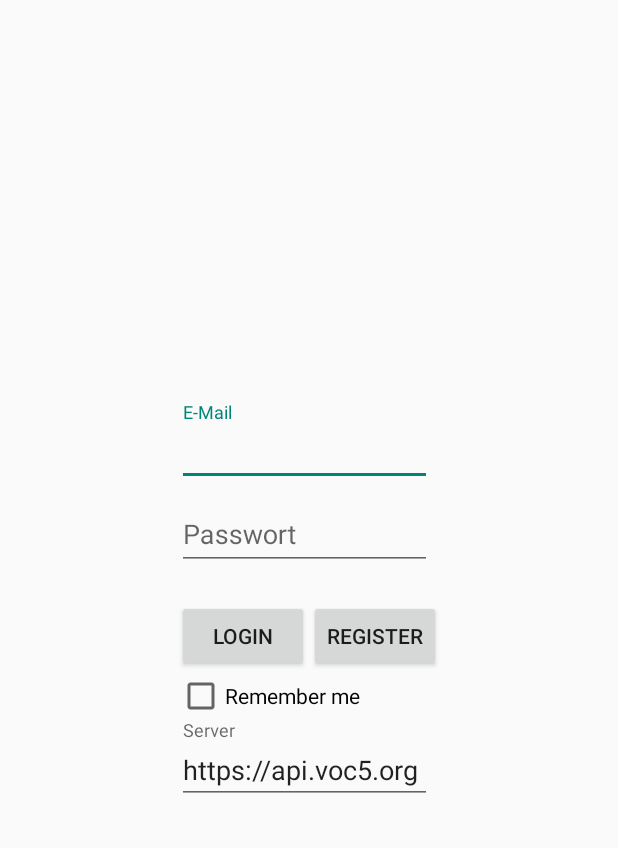
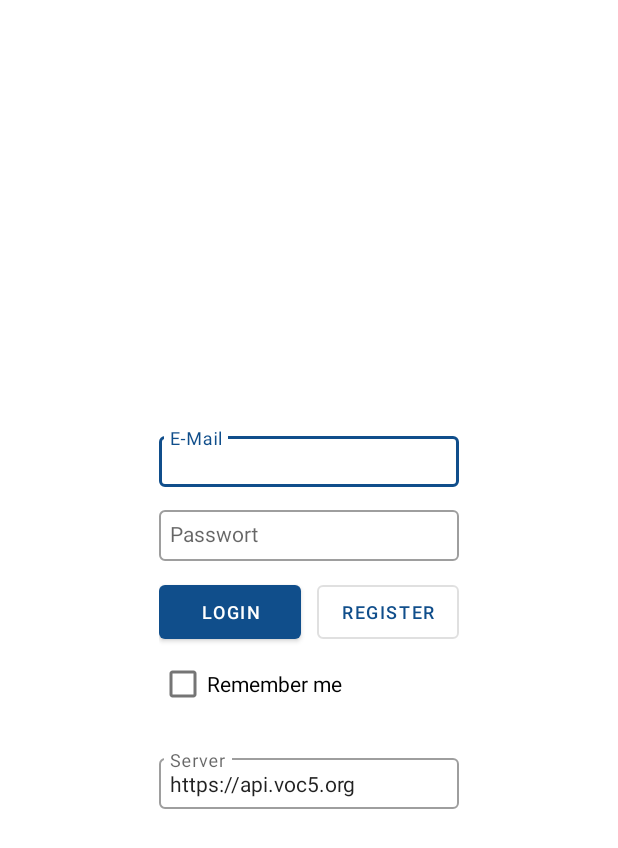
Before and after one commit to L3MON4D3/voc5, an Android app: the screen it shows after launch (LoginActivity), on a phone screen of 412 x 824 dp. Shown: the top 848 px of the screen. Run offline under Robolectric (Android 15) with nearby library versions, the phone set to English and light mode, and no system bars.

Commit message:
Final Layout for login & gallery.

```diff
--- a/Java/app/src/main/res/layout/login.xml
+++ b/Java/app/src/main/res/layout/login.xml
@@ -7,40 +7,46 @@
     android:layout_height="match_parent" >
 
     <LinearLayout
-        android:layout_width="wrap_content"
+        android:layout_width="200dp"
         android:layout_height="wrap_content"
         android:orientation="vertical"
+        android:gravity="left"
         app:layout_constraintStart_toStartOf="parent"
         app:layout_constraintEnd_toEndOf="parent"
         app:layout_constraintTop_toTopOf="parent"
         app:layout_constraintBottom_toBottomOf="parent" >
 
         <com.google.android.material.textfield.TextInputLayout
-            android:layout_width="wrap_content"
+            style="@style/voc5TextInput"
+            android:layout_width="match_parent"
             android:layout_height="wrap_content"
-            android:hint="@string/log_emailHint" >
+            android:hint="@string/log_emailHint"
+            android:layout_marginBottom="10dp" >
 
-            <EditText
+            <com.google.android.material.textfield.TextInputEditText
+                style="@style/voc5TextInput.EditText"
                 android:id="@+id/usr_et"
                 android:maxLines="1"
                 android:inputType="text"
-                android:layout_width="170dp"
+                android:layout_width="match_parent"
                 android:layout_height="wrap_content" />
 
         </com.google.android.material.textfield.TextInputLayout>
 
         <com.google.android.material.textfield.TextInputLayout
-            android:layout_width="wrap_content"
+            style="@style/voc5TextInput"
+            android:layout_width="match_parent"
             android:layout_height="wrap_content"
             android:hint="@string/log_passwordHint"
-            android:layout_marginBottom="20dp">
+            android:layout_marginBottom="10dp">
             <!--Add margin so that Keyboard doesnt move EditTexts.-->
 
-            <EditText
+            <com.google.android.material.textfield.TextInputEditText
+                style="@style/voc5TextInput.EditText"
                 android:id="@+id/pwd_et"
                 android:maxLines="1"
                 android:inputType="text"
-                android:layout_width="170dp"
+                android:layout_width="match_parent"
                 android:layout_height="wrap_content" />
 
         </com.google.android.material.textfield.TextInputLayout>
@@ -49,20 +55,24 @@
             android:orientation="horizontal"
             android:layout_gravity="center"
             android:layout_height="wrap_content"
-            android:layout_width="wrap_content" >
+            android:layout_width="match_parent" >
 
             <Button
+                style="@style/voc5Button"
                 android:id="@+id/login_btn"
-                android:layout_width="wrap_content"
+                android:layout_width="0dp"
+                android:layout_weight="1"
                 android:layout_height="wrap_content"
-                android:text="@string/log_loginBtn"
-                android:layout_gravity="center" />
+                android:layout_marginRight="5dp"
+                android:text="@string/log_loginBtn" />
             <Button
+                style="@style/voc5Button.loginRegister"
                 android:id="@+id/register_btn"
-                android:layout_width="wrap_content"
+                android:layout_width="0dp"
+                android:layout_weight="1"
                 android:layout_height="wrap_content"
-                android:text="@string/log_registerBtn"
-                android:layout_gravity="center" />
+                android:layout_marginLeft="5dp"
+                android:text="@string/log_registerBtn" />
         </LinearLayout>
 
         <CheckBox
@@ -72,14 +82,16 @@
             android:text="@string/log_rememberMe" />
 
         <com.google.android.material.textfield.TextInputLayout
-            android:layout_width="wrap_content"
+            style="@style/voc5TextInput"
+            android:layout_width="match_parent"
             android:layout_height="wrap_content"
             android:hint="@string/log_serverHint"
-            android:layout_marginBottom="20dp">
+            android:layout_marginTop="20dp">
 
-            <EditText
+            <com.google.android.material.textfield.TextInputEditText
+                style="@style/voc5TextInput.EditText"
                 android:id="@+id/server_et"
-                android:layout_width="170dp"
+                android:layout_width="match_parent"
                 android:layout_height="wrap_content"
                 android:text="@string/log_serverText" />
 
--- a/Java/app/src/main/res/values/colors.xml
+++ b/Java/app/src/main/res/values/colors.xml
@@ -4,4 +4,5 @@
     <color name="black">#000000</color>
     <color name="buttonBackgroundBlue">#104E8B</color>
     <color name="ligthblue">#6699FF</color>
+    <color name="yellowOrange">#FFA500</color>
 </resources>
--- a/Java/app/src/main/res/values/styles.xml
+++ b/Java/app/src/main/res/values/styles.xml
@@ -1,15 +1,49 @@
 <resources>
-    <style name="AppTheme" parent="Theme.AppCompat.Light.NoActionBar"/>
-    <style name= "AppTheme.CustomTheme">
+    <style name="AppTheme" parent="Theme.MaterialComponents.Light.NoActionBar">
+        <item name="colorAccent">@color/buttonBackgroundBlue</item>
+        <item name="colorPrimary">@color/buttonBackgroundBlue</item>
+        <item name="colorSecondary">@color/buttonBackgroundBlue</item>
+        <item name="colorOnSecondary">@color/yellowOrange</item>
+    </style>
+
+    <style name="voc5TextInput" parent="Widget.MaterialComponents.TextInputLayout.OutlinedBox">
+    </style>
+
+    <style name="voc5TextInput.EditText">
+        <item name="android:padding">7dp</item>
+    </style>
+
+    <style name="voc5Button"
+        parent="Widget.MaterialComponents.Button">
+        <item name="android:textSize">12dp</item>
+        <item name="android:padding">0dp</item>
+    </style>
+
+    <style name="voc5Button.loginRegister"
+        parent="Widget.MaterialComponents.Button.OutlinedButton">
+        <item name="android:textSize">12dp</item>
+        <item name="android:padding">0dp</item>
+    </style>
+
+    <style name="voc5Button.gallerySrchSort"
+        parent="Widget.MaterialComponents.Button.OutlinedButton">
+        <item name="android:layout_width">50dp</item>
+        <item name="android:padding">0dp</item>
+        <item name="android:minWidth">0dp</item>
+        <item name="android:maxLines">1</item>
+        <item name="android:layout_height">wrap_content</item>
+        <item name="android:layout_marginRight">5dp</item>
+        <item name="android:layout_marginLeft">5dp</item>
+        <item name="android:textSize">12dp</item>
+    </style>
+
+    <style name="button_style" parent="Widget.MaterialComponents.Button">
+        <item name="colorPrimary">@color/buttonBackgroundBlue</item>
+        <item name="backgroundTint">@color/buttonBackgroundBlue</item>
+    </style>
+
+    <style name= "AppTheme.CustomTheme" parent="AppTheme">
         <item name="android:windowIsTranslucent">true</item>
         <item name="android:windowCloseOnTouchOutside">true</item>
     </style>
-    <style name="button_style">
-        <item name="android:background">@color/cardview_dark_background</item>
-        <item name="android:textColor">@color/white</item>
-
-    </style>
-    <style name="edit_text_sytle">
-
-    </style>
 </resources>
```
Also changed, not shown: Java/app/src/main/res/layout/gallery.xml (+23 -27 lines).
